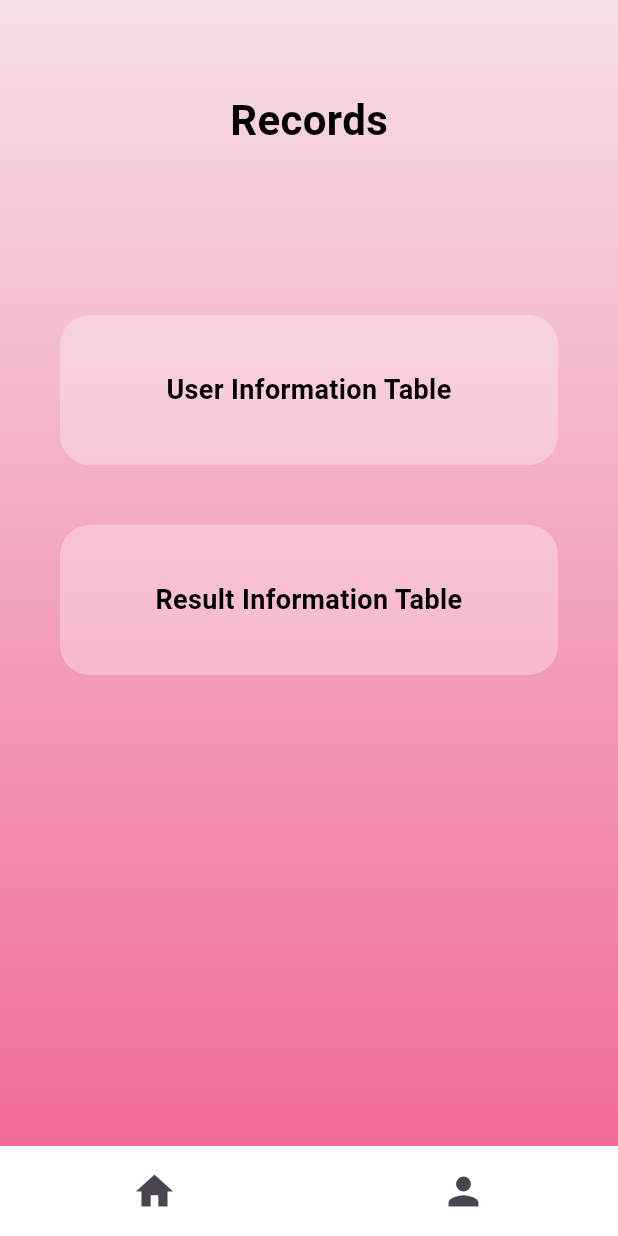
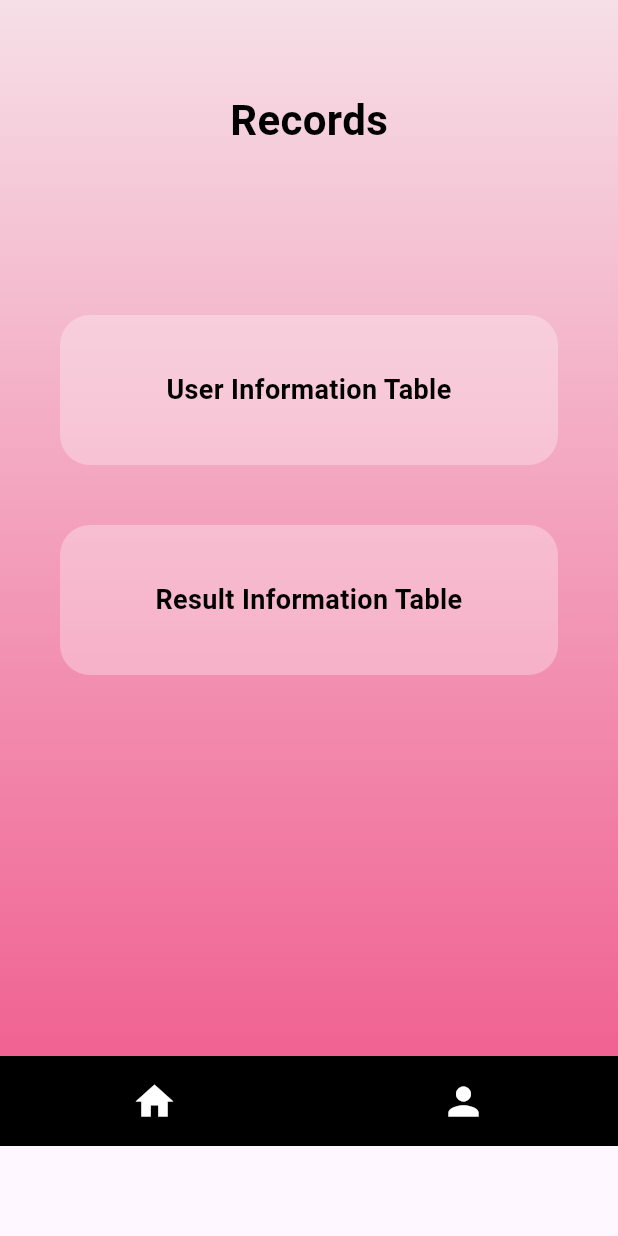
Before and after one commit to Achira020811/Lumistone, a Flutter app: the RecordsScreen screen opened directly, on a phone screen of 412 x 824 dp. Run offline on Flutter 3.47's test engine with Material 3 defaults, Android fonts, the phone set to English and light mode, and no system bars; our stand-ins replace animate_do, animated_splash_screen.

Commit message:
Added the bottom nav bar to the record page

```diff
--- a/lib/records.dart
+++ b/lib/records.dart
@@ -57,7 +57,8 @@ class RecordsScreen extends StatelessWidget {
               // Main content
               Expanded(
                 child: Padding(
-                  padding: const EdgeInsets.only(left: 40, right: 40, bottom: 40, top: 50),
+                  padding: const EdgeInsets.only(
+                      left: 40, right: 40, bottom: 40, top: 50),
                   child: Column(
                     mainAxisAlignment: MainAxisAlignment.start,
                     children: [
@@ -84,30 +85,33 @@ class RecordsScreen extends StatelessWidget {
                   ),
                 ),
               ),
+            ],
+          ),
+        ),
+      ),
 
       // Bottom Navigation Bar
-              Container(
+      bottomNavigationBar: Padding(
+        padding: const EdgeInsets.only(bottom: 60),
+        child: Container(
           height: 60,
-                color: Colors.white,
+          color: const Color.fromARGB(255, 0, 0, 0),
           child: Row(
             mainAxisAlignment: MainAxisAlignment.spaceAround,
             children: [
               IconButton(
-                      icon: const Icon(Icons.home, size: 30),
+                icon: const Icon(Icons.home, size: 30, color: Colors.white),
                 onPressed: () {
                   // Navigate to home
                   print('Navigate to home');
                 },
               ),
               IconButton(
-                      icon: const Icon(Icons.person, size: 30),
+                icon: const Icon(Icons.person, size: 30, color: Colors.white),
                 onPressed: () {
                   // Navigate to profile
                   print('Navigate to profile');
                 },
-                    ),
-                  ],
-                ),
               ),
             ],
           ),
```
Lines whose indentation alone changed are shown as unchanged.
